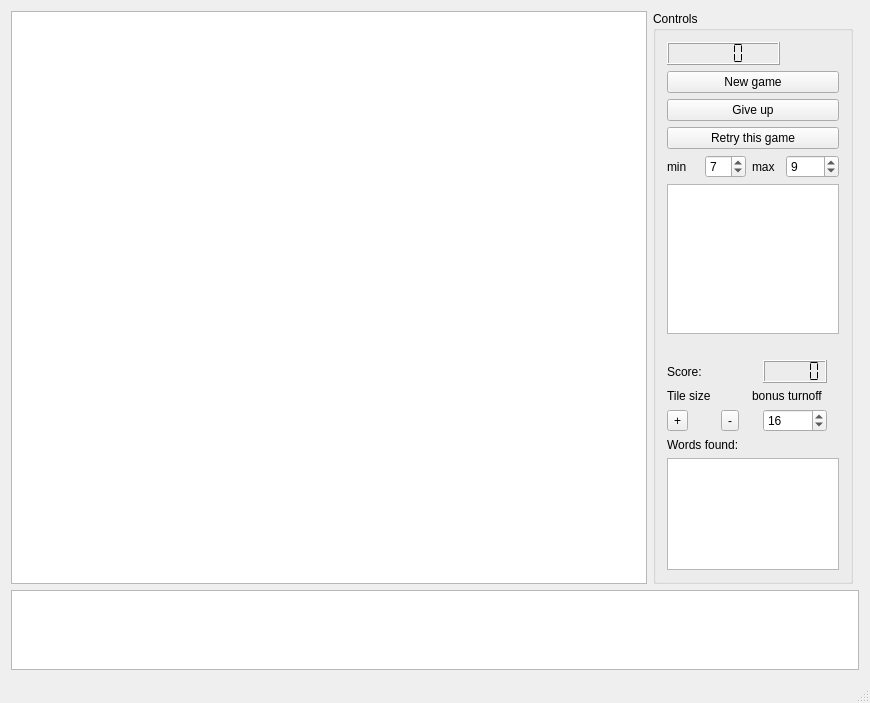
This is wordgrids/mainwindow.ui in domino14/aerolithdesktop as Qt 5 draws it before an edit. The edited form follows.
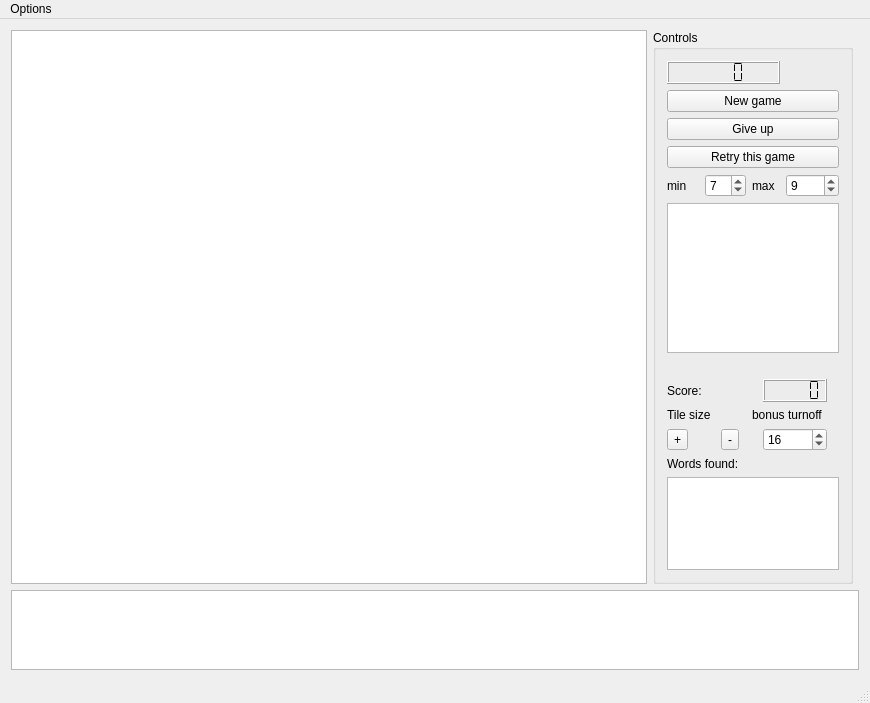
This is the edited form.

Commit message: sent to joe edley.

What changed in the file:
```diff
--- a/wordgrids/mainwindow.ui
+++ b/wordgrids/mainwindow.ui
@@ -226,9 +226,17 @@
      <x>0</x>
      <y>0</y>
      <width>870</width>
-     <height>22</height>
+     <height>21</height>
     </rect>
    </property>
+   <widget class="QMenu" name="menuLoad_board">
+    <property name="title">
+     <string>Options</string>
+    </property>
+    <addaction name="actionLoad_board"/>
+    <addaction name="actionSave_board"/>
+   </widget>
+   <addaction name="menuLoad_board"/>
   </widget>
   <widget class="QStatusBar" name="statusBar"/>
  </widget>
```
Left out of the diff: 10 changed lines with no effect on the pictures. The commit also changes 2 other files.
